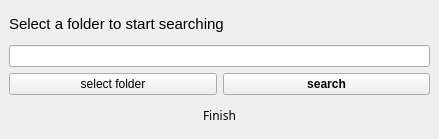
Old version of the form GUI/mainGUI.ui in the repository AlexDevFull/SearchDuplicateApp.
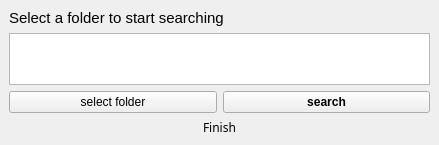
New version of the form.

Commit message: added actions GUI, renamed SearchDup.py

The edit to the form file:
```diff
--- a/GUI/mainGUI.ui
+++ b/GUI/mainGUI.ui
@@ -7,7 +7,7 @@
     <x>0</x>
     <y>0</y>
     <width>439</width>
-    <height>139</height>
+    <height>145</height>
    </rect>
   </property>
   <property name="sizePolicy">
@@ -19,13 +19,13 @@
   <property name="minimumSize">
    <size>
     <width>439</width>
-    <height>139</height>
+    <height>145</height>
    </size>
   </property>
   <property name="maximumSize">
    <size>
     <width>439</width>
-    <height>139</height>
+    <height>202</height>
    </size>
   </property>
   <property name="windowTitle">
@@ -48,15 +48,6 @@
       </property>
      </widget>
     </item>
-    <item row="1" column="1" colspan="2">
-     <widget class="QLineEdit" name="path_label">
-      <property name="font">
-       <font>
-        <pointsize>9</pointsize>
-       </font>
-      </property>
-     </widget>
-    </item>
     <item row="5" column="1" colspan="2">
      <widget class="QLabel" name="process_label">
       <property name="font">
@@ -101,6 +92,15 @@
       </property>
      </widget>
     </item>
+    <item row="1" column="1" colspan="2">
+     <widget class="QTextEdit" name="path_label">
+      <property name="font">
+       <font>
+        <pointsize>9</pointsize>
+       </font>
+      </property>
+     </widget>
+    </item>
    </layout>
   </widget>
  </widget>
```
The commit also changes 3 other files.
